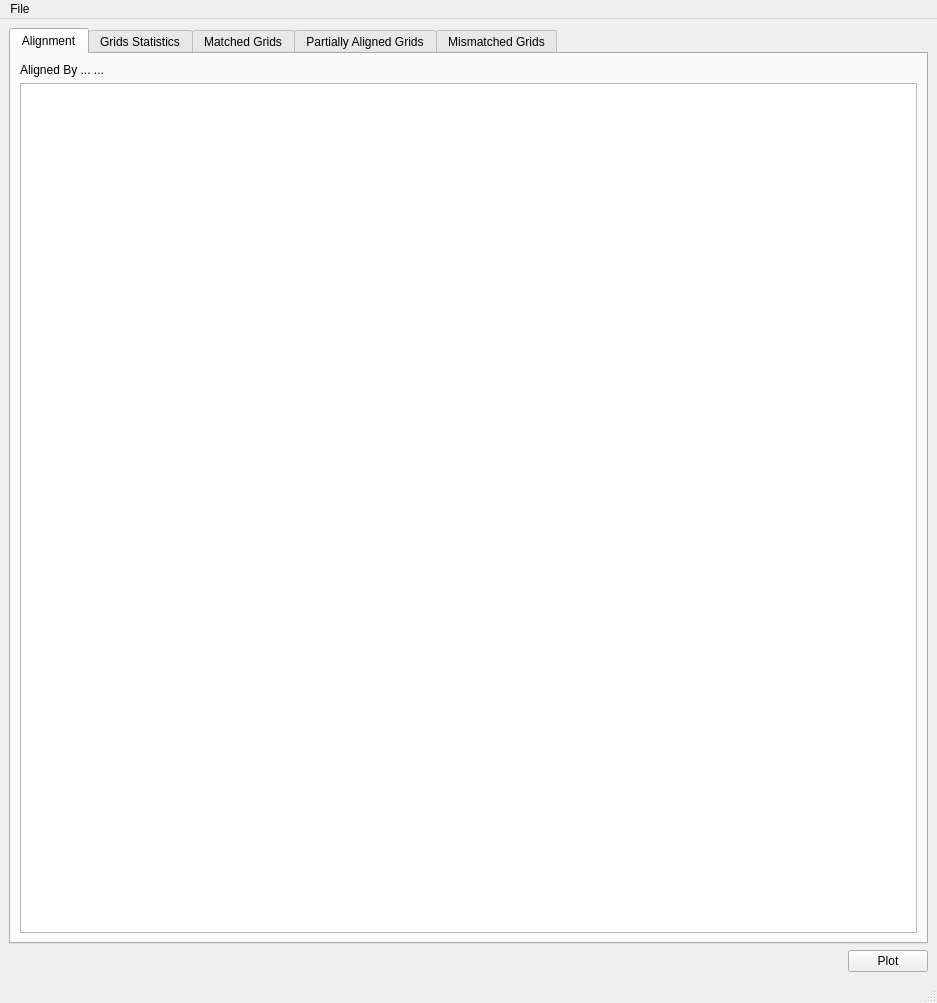
Above: designer/gridsalignmentview.ui from neutrons/PyRS before the change. Below: the same form after it.
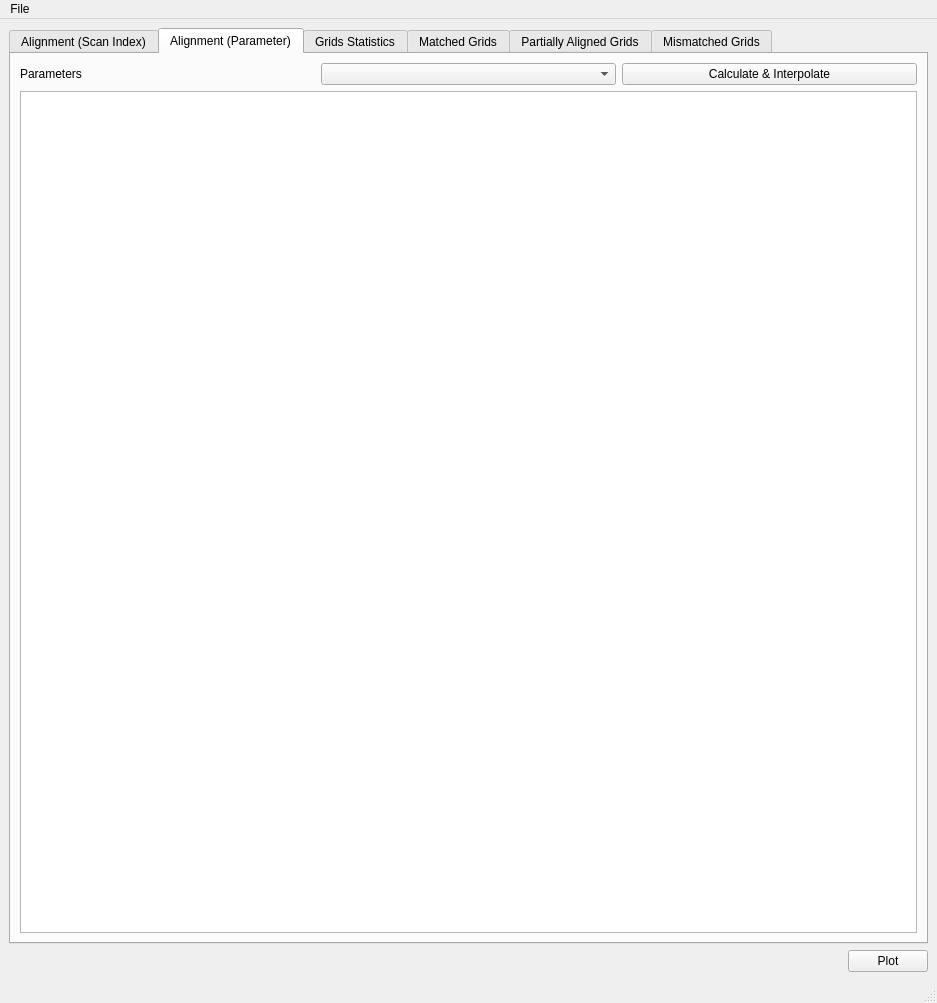
That is the form after the change. The open tabs and pages were chosen to show the change. Custom widgets are drawn as their Qt base class.

Commit message: Refs #15. Implemented and tested grid matching methods.

Diff of the .ui file:
```diff
--- a/designer/gridsalignmentview.ui
+++ b/designer/gridsalignmentview.ui
@@ -22,7 +22,7 @@
       </property>
       <widget class="QWidget" name="tab">
        <attribute name="title">
-        <string>Alignment</string>
+        <string>Alignment (Scan Index)</string>
        </attribute>
        <layout class="QGridLayout" name="gridLayout_7">
         <item row="0" column="0">
@@ -37,6 +37,37 @@
         </item>
        </layout>
       </widget>
+      <widget class="QWidget" name="tab_paramOnGrids">
+       <attribute name="title">
+        <string>Alignment (Parameter)</string>
+       </attribute>
+       <layout class="QVBoxLayout" name="verticalLayout">
+        <item>
+         <layout class="QHBoxLayout" name="horizontalLayout">
+          <item>
+           <widget class="QLabel" name="label_7">
+            <property name="text">
+             <string>Parameters</string>
+            </property>
+           </widget>
+          </item>
+          <item>
+           <widget class="QComboBox" name="comboBox_parameterList"/>
+          </item>
+          <item>
+           <widget class="QPushButton" name="pushButton">
+            <property name="text">
+             <string>Calculate &amp;&amp; Interpolate</string>
+            </property>
+           </widget>
+          </item>
+         </layout>
+        </item>
+        <item>
+         <widget class="ParamValueGridTable" name="tableView"/>
+        </item>
+       </layout>
+      </widget>
       <widget class="QWidget" name="tab_main">
        <attribute name="title">
         <string>Grids Statistics</string>
@@ -229,6 +260,11 @@
    <extends>QTableView</extends>
    <header>rstables.h</header>
   </customwidget>
+  <customwidget>
+   <class>ParamValueGridTable</class>
+   <extends>QTableView</extends>
+   <header>rstables.h</header>
+  </customwidget>
  </customwidgets>
  <resources/>
  <connections/>
```
Left out of the diff: 48 changed lines with no effect on the pictures. The commit also changes 6 other files.
